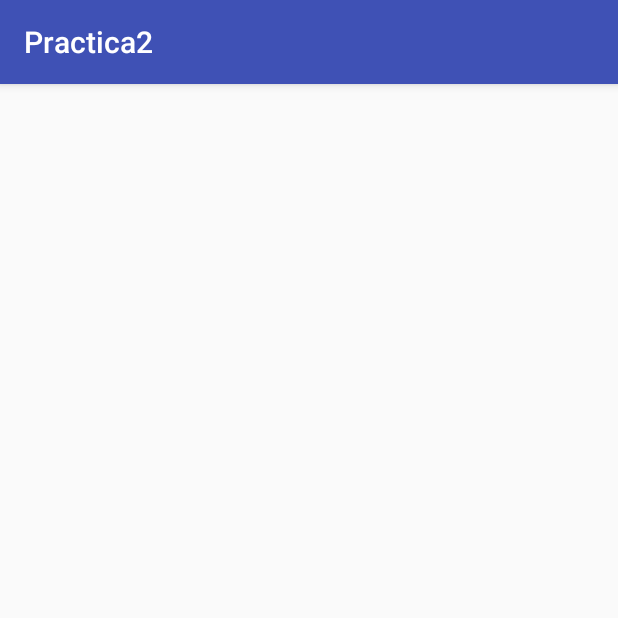
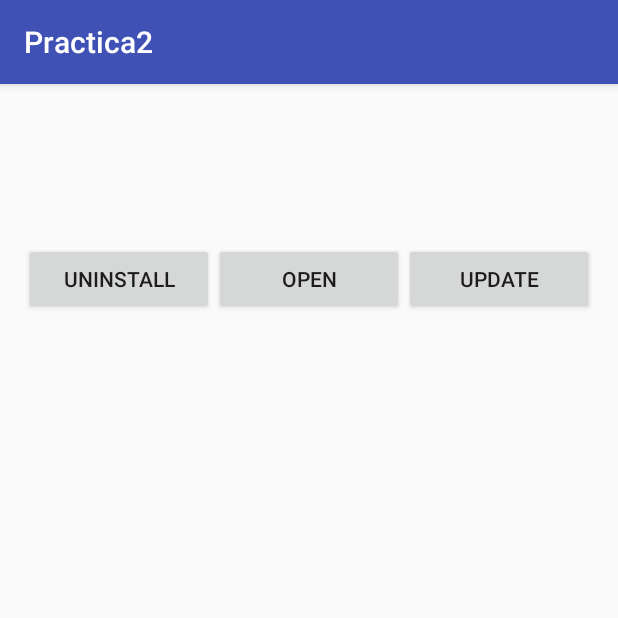
Before and after one commit to guillermoab82/Mod4Practica2, an Android app: the DetailsActivity screen opened directly, with no data from a screen before it, on a phone screen of 412 x 824 dp, the top half of it. Run offline under Robolectric (Android 15) with nearby library versions, the phone set to English and light mode, and no system bars.

```diff
--- a/app/src/main/java/guillermoab/posgrado/unam/mx/practica2/DetailsActivity.java
+++ b/app/src/main/java/guillermoab/posgrado/unam/mx/practica2/DetailsActivity.java
@@ -1,9 +1,56 @@
 package guillermoab.posgrado.unam.mx.practica2;
 
+import android.content.Intent;
+import android.net.Uri;
+import android.os.Bundle;
+import android.support.annotation.Nullable;
 import android.support.v7.app.AppCompatActivity;
+import android.view.View;
+import android.widget.ImageView;
+import android.widget.TextView;
 
 /**
  * Created by GuillermoAB on 29/06/2016.
  */
-public class DetailsActivity extends AppCompatActivity{
+public class DetailsActivity extends AppCompatActivity implements View.OnClickListener{
+    private ImageView img;
+    private TextView txtappname;
+    private TextView txtdevname;
+    private TextView txtdetails;
+    private int id;
+
+    @Override
+    protected void onCreate(Bundle savedInstanceState) {
+        super.onCreate(savedInstanceState);
+        setContentView(R.layout.activity_details);
+        findViewById(R.id.details_btnUninstall).setOnClickListener(this);
+        findViewById(R.id.details_btnOpen).setOnClickListener(this);
+        findViewById(R.id.details_btnUpdate).setOnClickListener(this);
+        img = (ImageView) findViewById(R.id.details_imgAPP);
+        txtappname=(TextView) findViewById(R.id.details_txtAppName);
+        txtdevname=(TextView) findViewById(R.id.details_txtDevName);
+        txtdetails=(TextView) findViewById(R.id.details_txtAppDetails);
+        if(getIntent()!=null){
+
+        }
+    }
+
+    @Override
+    public void onClick(View view) {
+        switch (view.getId()){
+            case R.id.details_btnUninstall:
+                break;
+            case R.id.details_btnOpen:
+                openAPP();
+                break;
+            case R.id.details_btnUpdate:
+                break;
+        }
+    }
+
+    private void openAPP() {
+        String url = getResources().getString(R.string.details_url1);
+        Intent intent = new Intent(Intent.ACTION_VIEW, Uri.parse(url));
+        startActivity(intent);
+    }
 }
--- a/app/src/main/res/layout/activity_details.xml
+++ b/app/src/main/res/layout/activity_details.xml
@@ -1,6 +1,59 @@
 <?xml version="1.0" encoding="utf-8"?>
 <LinearLayout xmlns:android="http://schemas.android.com/apk/res/android"
-    android:orientation="vertical" android:layout_width="match_parent"
+    android:orientation="vertical" android:layout_margin="@dimen/activity_horizontal_margin" android:layout_width="match_parent"
     android:layout_height="match_parent">
+    <LinearLayout
+        android:layout_width="match_parent"
+        android:layout_height="wrap_content">
+        <LinearLayout
+            android:orientation="vertical"
+            android:layout_width="wrap_content"
+            android:layout_height="wrap_content">
+            <ImageView
+                android:id="@+id/details_imgAPP"
+                android:layout_width="@dimen/detail_image"
+                android:layout_height="@dimen/detail_image" />
+        </LinearLayout>
+        <LinearLayout
+            android:orientation="vertical"
+            android:layout_width="match_parent"
+            android:layout_height="wrap_content">
+            <TextView
+                android:id="@+id/details_txtAppName"
+                android:layout_width="match_parent"
+                android:layout_height="wrap_content" />
+            <TextView
+                android:id="@+id/details_txtDevName"
+                android:layout_width="match_parent"
+                android:layout_height="wrap_content" />
+            <TextView
+                android:id="@+id/details_txtAppDetails"
+                android:layout_width="match_parent"
+                android:layout_height="wrap_content" />
+        </LinearLayout>
+    </LinearLayout>
+    <LinearLayout
+        android:orientation="horizontal"
+        android:layout_width="match_parent"
+        android:layout_height="wrap_content">
+        <Button
+            android:id="@+id/details_btnUninstall"
+            android:text="@string/details_Uninstall"
+            android:layout_weight="1"
+            android:layout_width="match_parent"
+            android:layout_height="wrap_content" />
+        <Button
+            android:id="@+id/details_btnOpen"
+            android:text="@string/details_Open"
+            android:layout_weight="1"
+            android:layout_width="match_parent"
+            android:layout_height="wrap_content" />
+        <Button
+            android:id="@+id/details_btnUpdate"
+            android:text="@string/details_Update"
+            android:layout_weight="1"
+            android:layout_width="match_parent"
+            android:layout_height="wrap_content" />
 
+    </LinearLayout>
 </LinearLayout>
--- a/app/src/main/res/values/dimens.xml
+++ b/app/src/main/res/values/dimens.xml
@@ -3,4 +3,5 @@
     <dimen name="activity_horizontal_margin">16dp</dimen>
     <dimen name="activity_vertical_margin">16dp</dimen>
     <dimen name="row_image">60dp </dimen>
+    <dimen name="detail_image">90dp</dimen>
 </resources>
--- a/app/src/main/res/values/strings.xml
+++ b/app/src/main/res/values/strings.xml
@@ -12,4 +12,8 @@
     <string name="delete_message">Do you want to delete item</string>
     <string name="delete_title">Delete</string>
     <string name="installMsgNoData">The Data are required!!!</string>
+    <string name="details_Uninstall">Uninstall</string>
+    <string name="details_Open">Open</string>
+    <string name="details_Update">Update</string>
+    <string name="details_url1">http://www.posgrado.unam.mx</string>
 </resources>
```
Also changed, not shown: 2 other files.
